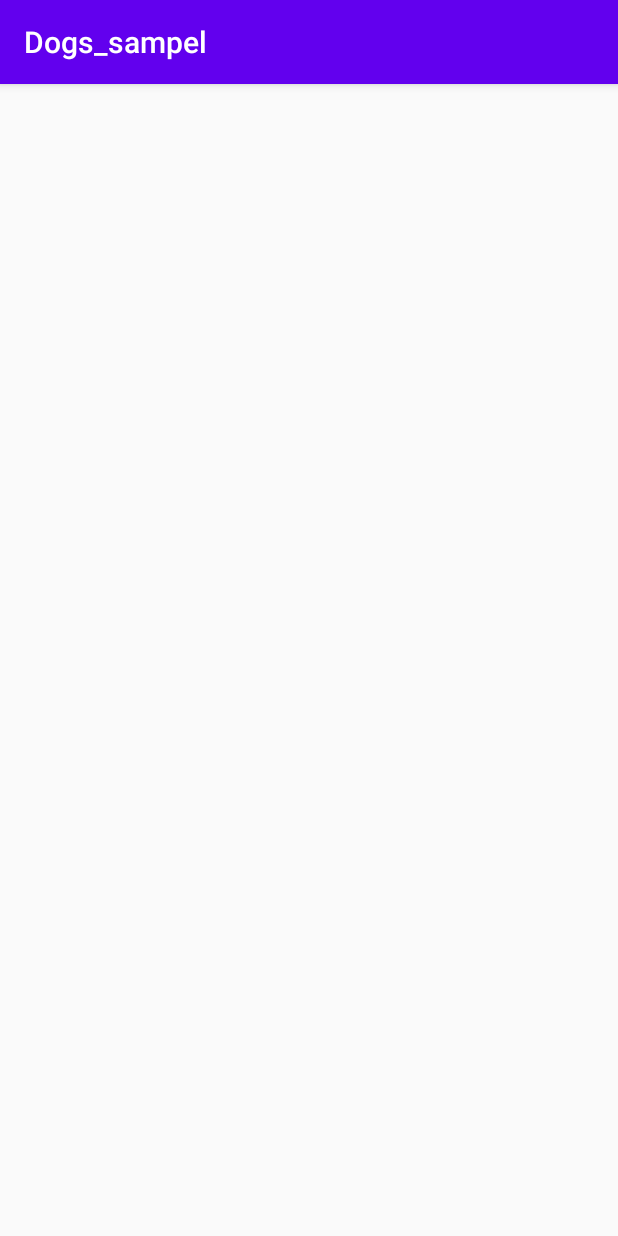
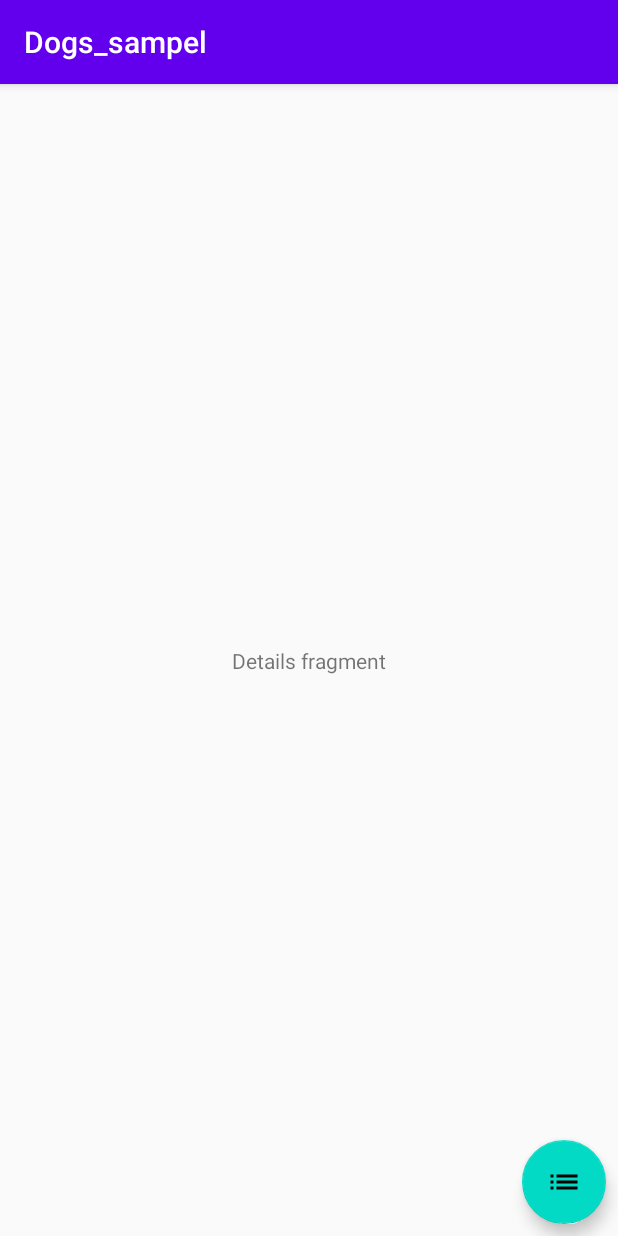
Before and after one commit to jin-aiit-a1824jj/android-ktx_jetpack-sample-doglist, an Android app: the fragment DetailFragment shown on its own in the app's theme, on a phone screen of 412 x 824 dp. Run offline under Robolectric (Android 15) with nearby library versions, the phone set to English and light mode, and no system bars; our stand-ins replace data binding.

Commit message:
add screen layout in fragment

```diff
--- /dev/null
+++ b/app/src/main/res/drawable/ic_list.xml
@@ -0,0 +1,9 @@
+<vector xmlns:android="http://schemas.android.com/apk/res/android"
+        android:width="24dp"
+        android:height="24dp"
+        android:viewportWidth="24.0"
+        android:viewportHeight="24.0">
+    <path
+        android:fillColor="#FF000000"
+        android:pathData="M3,13h2v-2L3,11v2zM3,17h2v-2L3,15v2zM3,9h2L5,7L3,7v2zM7,13h14v-2L7,11v2zM7,17h14v-2L7,15v2zM7,7v2h14L21,7L7,7z"/>
+</vector>
--- a/app/src/main/res/layout/fragment_detail.xml
+++ b/app/src/main/res/layout/fragment_detail.xml
@@ -1,14 +1,41 @@
 <?xml version="1.0" encoding="utf-8"?>
 
-<layout xmlns:android="http://schemas.android.com/apk/res/android"
+<layout  xmlns:android="http://schemas.android.com/apk/res/android"
+    xmlns:app="http://schemas.android.com/apk/res-auto"
     xmlns:tools="http://schemas.android.com/tools">
 
-    <FrameLayout
+    <androidx.constraintlayout.widget.ConstraintLayout
         android:layout_width="match_parent"
         android:layout_height="match_parent"
-        tools:context=".view.DetailFragment">
+        tools:context=".view.ListFragment">
+
+        <TextView
+            android:id="@+id/textView"
+            android:layout_width="wrap_content"
+            android:layout_height="wrap_content"
+            android:text="Details fragment"
+
+            app:layout_constraintBottom_toBottomOf="parent"
+            app:layout_constraintEnd_toEndOf="parent"
+            app:layout_constraintStart_toStartOf="parent"
+            app:layout_constraintTop_toTopOf="parent"
+
+            android:layout_marginTop="8dp"
+            android:layout_marginStart="8dp"
+            android:layout_marginEnd="8dp"
+            android:layout_marginBottom="8dp"/>
+
+        <com.google.android.material.floatingactionbutton.FloatingActionButton
+            android:id="@+id/floatingActionButton"
+            android:layout_width="wrap_content"
+            android:layout_height="wrap_content"
+            android:clickable="true"
+            android:src="@drawable/ic_list"
+            app:layout_constraintBottom_toBottomOf="parent"
+            app:layout_constraintEnd_toEndOf="parent"
+            android:layout_marginRight="8dp"
+            android:layout_marginBottom="8dp"/>
+    </androidx.constraintlayout.widget.ConstraintLayout>
 
 
-    </FrameLayout>
-
 </layout>
```
Also changed, not shown: app/src/main/res/drawable/ic_details.xml (added, +9 -0 lines), app/src/main/res/layout/fragment_list.xml (+30 -3 lines).
